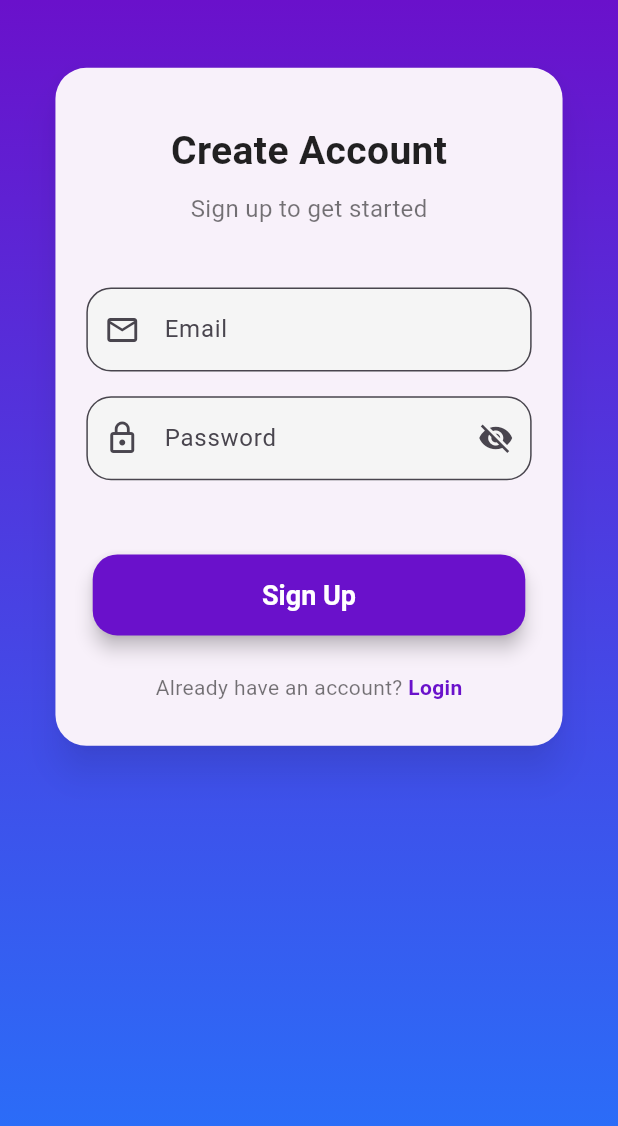
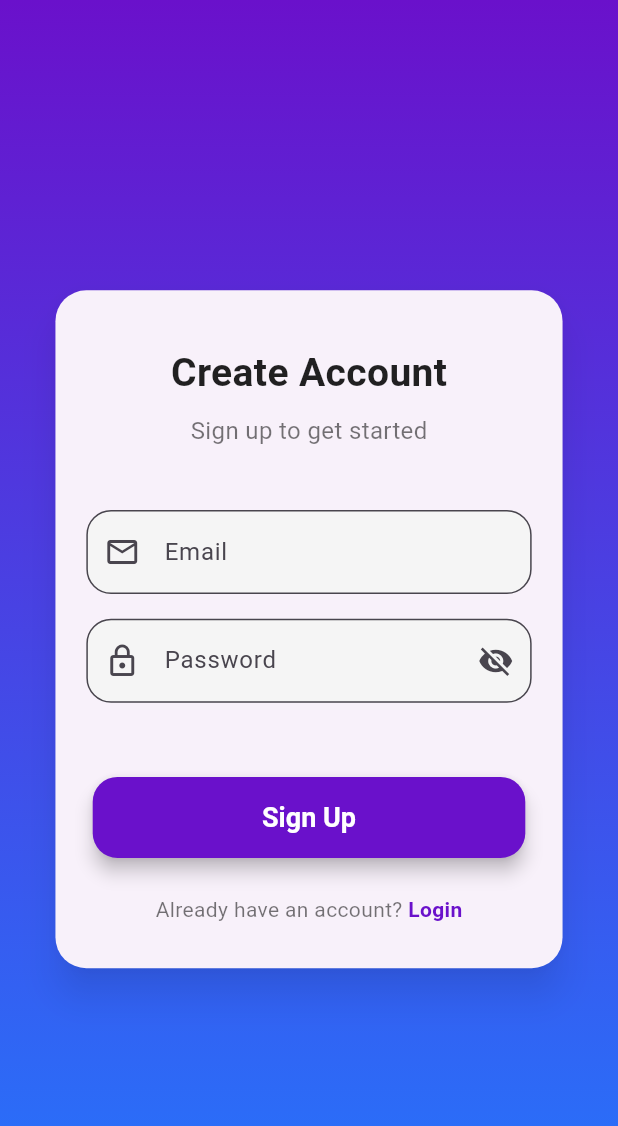
Before and after one commit to kartikkumarofficial/firebase_authentication, a Flutter app: the SignUpScreen screen opened directly, on a phone screen of 412 x 824 dp. Shown: the top 1126 px of the screen. Run offline on Flutter 3.47's test engine with Material 3 defaults, Android fonts, the phone set to English and light mode, and no system bars; our stand-ins replace firebase_auth, firebase_core, fluttertoast, get; accounts and stored records are empty.

```diff
--- a/lib/screens/signup_screen.dart
+++ b/lib/screens/signup_screen.dart
@@ -86,6 +86,7 @@ class _SignUpScreenState extends State<SignUpScreen> {
           ),
           child: Column(
             children: [
+              SizedBox(height: srcheight*0.18,),
               Center(
                 child: SingleChildScrollView(
                   child: Padding(
```
